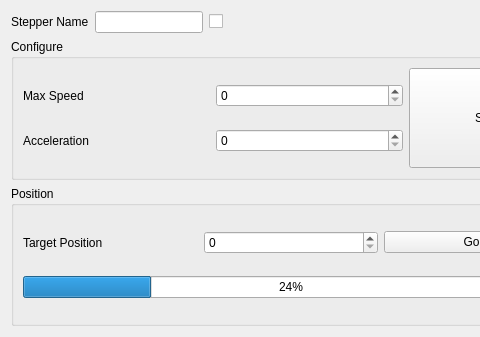
First picture: the form in catkin_ws/src/nuice_gui/nuice_stepper_rqt/resource/StepperPlugin.ui, repository NUMarsIce/NUice, before the edit; both pictures show x 0 to 480 and y 0 to 337 of the 692 by 337 pixel window.
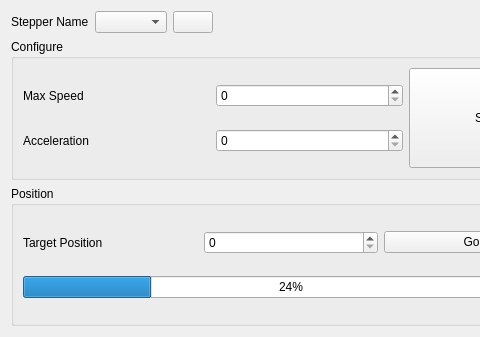
Second picture: the form after the edit. Icons and pictures are not drawn.

Commit message: Start stepper plugin code

The edit to the form file:
```diff
--- a/catkin_ws/src/nuice_gui/nuice_stepper_rqt/resource/StepperPlugin.ui
+++ b/catkin_ws/src/nuice_gui/nuice_stepper_rqt/resource/StepperPlugin.ui
@@ -26,25 +26,21 @@
         </widget>
        </item>
        <item>
-        <widget class="QLineEdit" name="nameInput">
-         <property name="sizePolicy">
-          <sizepolicy hsizetype="Maximum" vsizetype="Fixed">
-           <horstretch>0</horstretch>
-           <verstretch>0</verstretch>
-          </sizepolicy>
-         </property>
-         <property name="cursor">
-          <cursorShape>IBeamCursor</cursorShape>
-         </property>
-        </widget>
+        <widget class="QComboBox" name="nameBox"/>
        </item>
        <item>
-        <widget class="QCheckBox" name="nameValidBox">
+        <widget class="QPushButton" name="reloadBtn">
          <property name="text">
           <string/>
          </property>
-         <property name="checkable">
-          <bool>false</bool>
+         <property name="icon">
+          <iconset theme="reload"/>
+         </property>
+         <property name="iconSize">
+          <size>
+           <width>12</width>
+           <height>12</height>
+          </size>
          </property>
         </widget>
        </item>
```
The commit also changes 1 other file.
